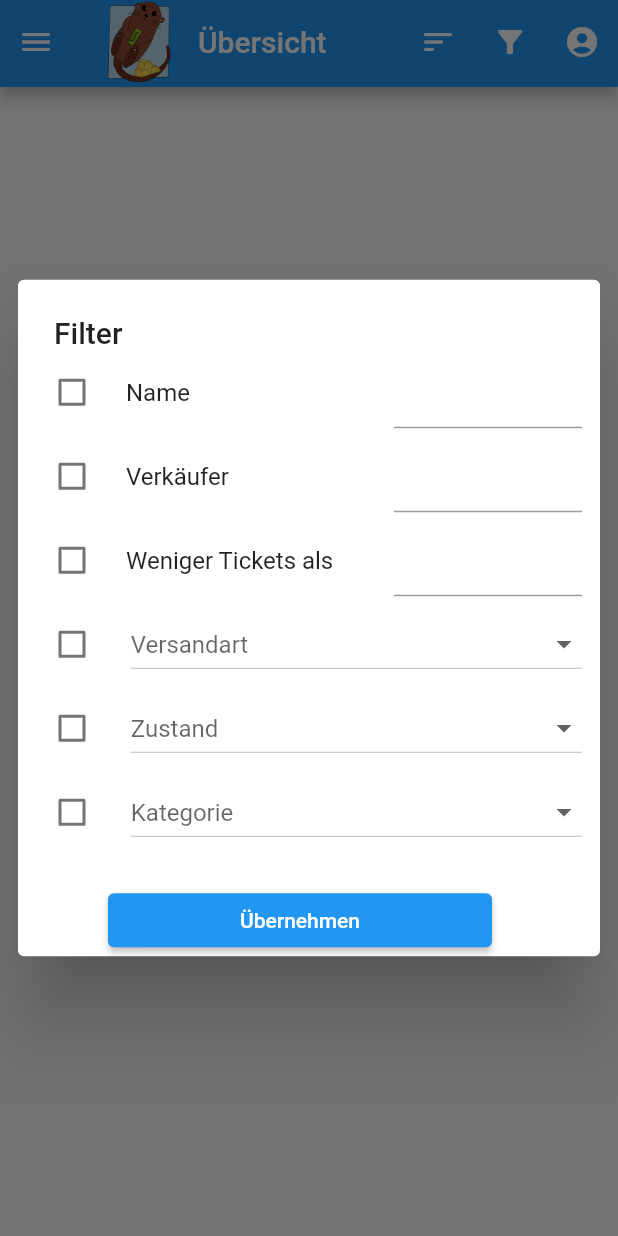
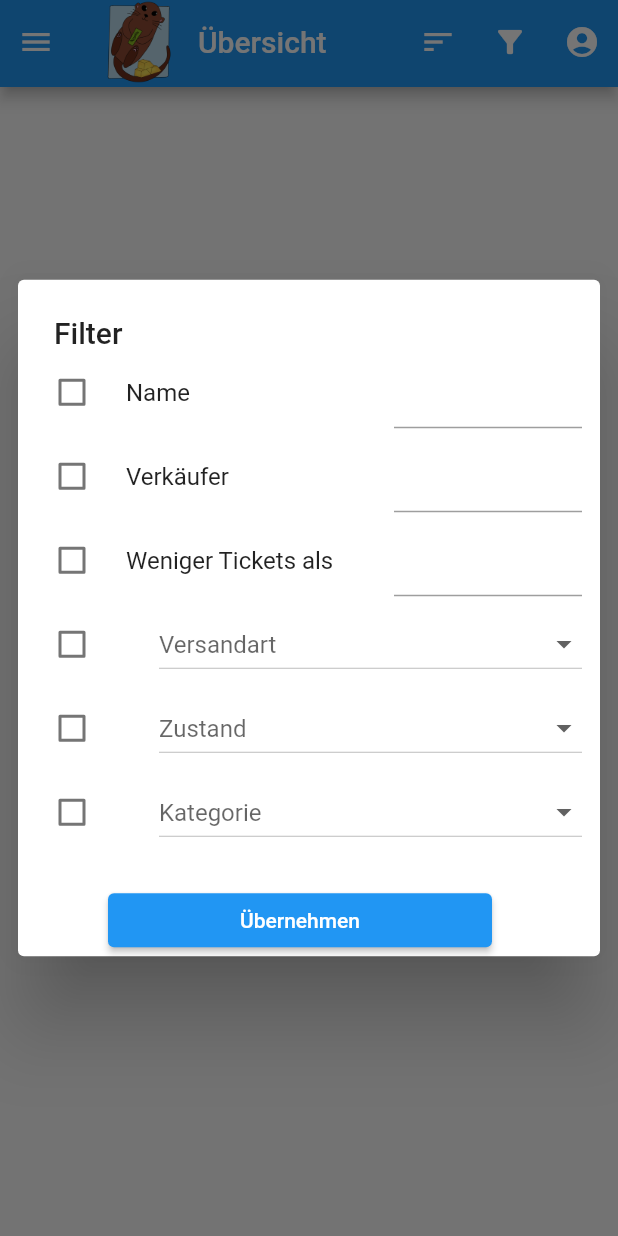
Before and after one commit to DustinHolm/lottery_app, a Flutter app: the screen it shows after launch, after a tap on "als Gast fortfahren", after a tap on the "filter alt" icon, on a phone screen of 412 x 824 dp. Run offline on Flutter 3.47's test engine with Material 2 defaults, Android fonts, the light colour scheme and no system bars; our stand-ins replace cloud_firestore, firebase_auth, firebase_core, firebase_storage, google_sign_in, image_picker and 3 more; accounts and stored records are empty.

Commit message:
Fixed weird(?) bug

```diff
--- a/lib/components/filter_dialog.dart
+++ b/lib/components/filter_dialog.dart
@@ -154,7 +154,7 @@ class _FilterDialogState extends State<FilterDialog> {
                       () => enabledFilters[CollectTypeFilter] = val ?? false),
                 )),
             Expanded(
-                flex: 4,
+                flex: 3,
                 child: EnumDropdownButton<CollectType>(
                   types: CollectType.values,
                   currentValue: collectTypeValue,
@@ -175,7 +175,7 @@ class _FilterDialogState extends State<FilterDialog> {
                       () => enabledFilters[ConditionFilter] = val ?? false),
                 )),
             Expanded(
-                flex: 4,
+                flex: 3,
                 child: EnumDropdownButton<Condition>(
                   types: Condition.values,
                   currentValue: conditionValue,
@@ -197,7 +197,7 @@ class _FilterDialogState extends State<FilterDialog> {
                       () => enabledFilters[CategoryFilter] = val ?? false),
                 )),
             Expanded(
-                flex: 4,
+                flex: 3,
                 child: EnumDropdownButton<Category>(
                   types: Category.values,
                   currentValue: categoryValue,
```
